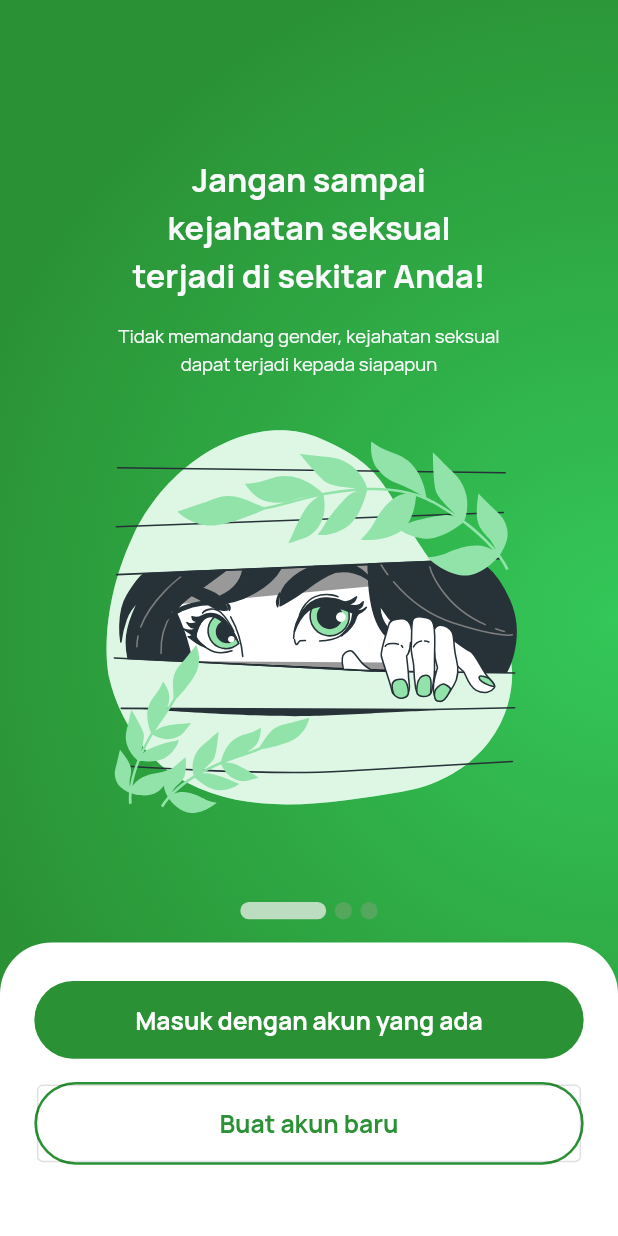
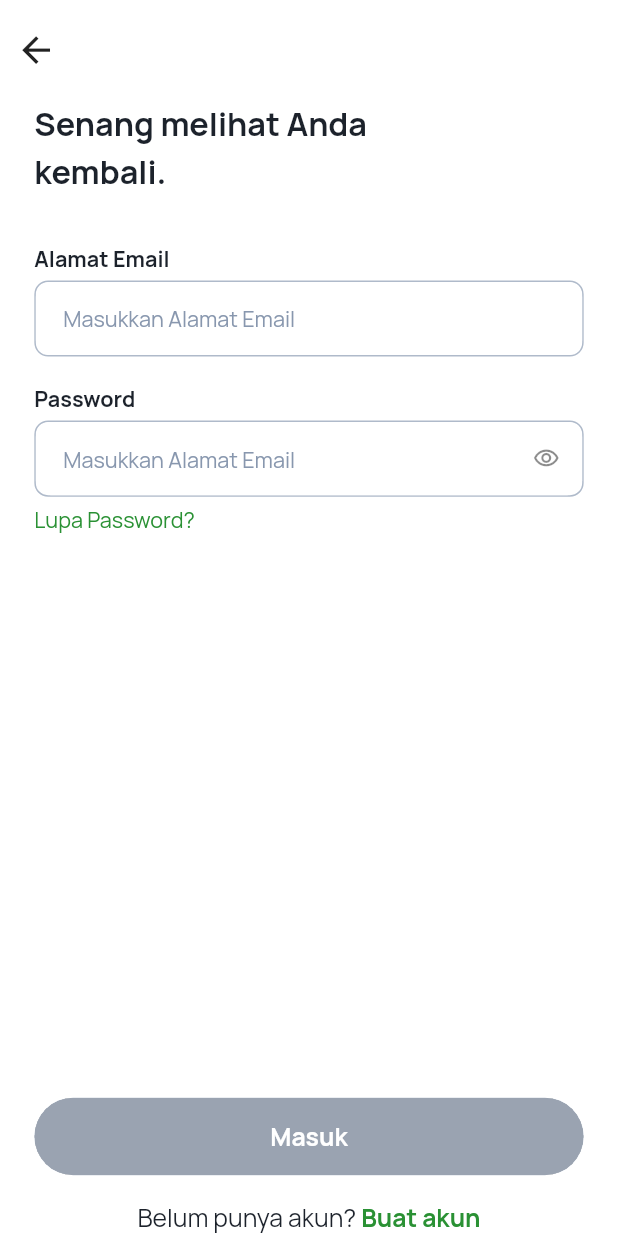
Before and after one commit to Penyihir-Berkah-Mage-ITS/mobile, a Flutter app: the screen it shows after launch, after a tap on "Masuk dengan akun yang ada", on a phone screen of 412 x 824 dp. Run offline on Flutter 3.47's test engine with Material 2 defaults, Android fonts, the phone set to English and light mode, and no system bars; our stand-ins replace flutter_dotenv, flutter_screenutil, flutter_svg, get.

Commit message:
login page slice

```diff
--- /dev/null
+++ b/lib/app/bindings/login_binding.dart
@@ -0,0 +1,9 @@
+import 'package:asa/app/controller/login_controller.dart';
+import 'package:get/get.dart';
+
+class LoginBinding implements Bindings {
+  @override
+  void dependencies() {
+    Get.lazyPut<LoginController>(() => LoginController());
+  }
+}
--- /dev/null
+++ b/lib/app/controller/login_controller.dart
@@ -0,0 +1,5 @@
+import 'package:get/get.dart';
+
+class LoginController extends GetxController {
+  static LoginController get i => Get.find<LoginController>();
+}
--- a/lib/app/presentation/partials/onboarding/bottom_navigator.dart
+++ b/lib/app/presentation/partials/onboarding/bottom_navigator.dart
@@ -1,5 +1,6 @@
 import 'package:asa/app/controller/onboarding_controller.dart';
 import 'package:asa/app/presentation/widget/app_button.dart';
+import 'package:asa/routes/app_route.dart';
 import 'package:asa/styles/color_constants.dart';
 import 'package:flutter/material.dart';
 import 'package:flutter_screenutil/flutter_screenutil.dart';
@@ -52,7 +53,9 @@ class BottomNavigator extends StatelessWidget {
               crossAxisAlignment: CrossAxisAlignment.stretch,
               children: [
                 AppButton(
-                  onPressed: () {},
+                  onPressed: () {
+                    Get.toNamed(AppRoute.login);
+                  },
                   text: 'Masuk dengan akun yang ada',
                 ),
                 SizedBox(height: 15.h),
--- /dev/null
+++ b/lib/app/presentation/view/login_page.dart
@@ -0,0 +1,79 @@
+import 'package:asa/app/controller/login_controller.dart';
+import 'package:asa/app/presentation/widget/app_button.dart';
+import 'package:asa/app/presentation/widget/app_header.dart';
+import 'package:asa/app/presentation/widget/app_input.dart';
+import 'package:asa/app/presentation/widget/scrollable_constraints.dart';
+import 'package:asa/styles/color_constants.dart';
+import 'package:asa/utils/text_styles.dart';
+import 'package:flutter/material.dart';
+import 'package:flutter_screenutil/flutter_screenutil.dart';
+import 'package:get/get.dart';
+
+class LoginPage extends GetView<LoginController> {
+  const LoginPage({super.key});
+
+  @override
+  Widget build(BuildContext context) {
+    return Scaffold(
+      appBar: AppHeader(title: ''),
+      body: SafeArea(
+        child: ScrollableConstraints(
+          child: Padding(
+            padding: EdgeInsets.symmetric(horizontal: 20.w),
+            child: Column(
+              crossAxisAlignment: CrossAxisAlignment.stretch,
+              children: [
+                Text(
+                  'Senang melihat Anda\nkembali.',
+                  style: h2BTextStyle(),
+                ),
+                SizedBox(height: 30.h),
+                AppInput(
+                  controller: TextEditingController(),
+                  placeholder: 'Masukkan Alamat Email',
+                  label: "Alamat Email",
+                ),
+                SizedBox(height: 16.h),
+                AppInput(
+                  controller: TextEditingController(),
+                  placeholder: 'Masukkan Alamat Email',
+                  label: "Password",
+                  obscureText: true,
+                ),
+                SizedBox(height: 4.h),
+                GestureDetector(
+                  child: Text(
+                    'Lupa Password?',
+                    style: body4BTextStyle(color: ColorConstants.primary[500]),
+                  ),
+                ),
+                SizedBox(height: 20.h),
+                Spacer(),
+                AppButton(onPressed: null, text: "Masuk"),
+                SizedBox(height: 15.h),
+                Row(
+                  mainAxisAlignment: MainAxisAlignment.center,
+                  children: [
+                    Text(
+                      'Belum punya akun? ',
+                      style: body3TextStyle(),
+                    ),
+                    GestureDetector(
+                      onTap: () {},
+                      child: Text(
+                        'Buat akun',
+                        style: body3BTextStyle(
+                          color: ColorConstants.primary[500],
+                        ),
+                      ),
+                    ),
+                  ],
+                ),
+              ],
+            ),
+          ),
+        ),
+      ),
+    );
+  }
+}
--- a/lib/app/presentation/widget/app_button.dart
+++ b/lib/app/presentation/widget/app_button.dart
@@ -65,9 +65,12 @@ class AppButton extends StatelessWidget {
 
     return Container(
       decoration: BoxDecoration(
-        color: ColorConstants.primary[500],
+        color: onPressed == null
+            ? ColorConstants.slate[300]
+            : ColorConstants.primary[500],
         borderRadius: BorderRadius.circular(30.w),
       ),
+      clipBehavior: Clip.hardEdge,
       child: ElevatedButton(
         onPressed: onPressed,
         style: ElevatedButton.styleFrom(
--- /dev/null
+++ b/lib/app/presentation/widget/app_input.dart
@@ -0,0 +1,288 @@
+import 'package:asa/styles/color_constants.dart';
+import 'package:asa/utils/text_styles.dart';
+import 'package:flutter/material.dart';
+import 'package:flutter_screenutil/flutter_screenutil.dart';
+
+class AppInput extends StatefulWidget {
+  final String? label;
+  final TextEditingController controller;
+  final String? Function(String?)? validator;
+  final String placeholder;
+  final void Function(String)? onChange;
+  final TextInputType? keyboardType;
+  final int maxLines;
+  final Widget? prefixIcon;
+  final Widget? prefix;
+  final bool obscureText;
+  final void Function()? ontap;
+  final bool readOnly;
+  final String? title;
+  final TextInputAction? textInputAction;
+  final Widget? suffixIcon;
+  final AutovalidateMode? autovalidateMode;
+
+  const AppInput({
+    super.key,
+    this.label,
+    this.suffixIcon,
+    this.title,
+    required this.controller,
+    this.placeholder = "",
+    this.onChange,
+    this.validator,
+    this.keyboardType = TextInputType.text,
+    this.maxLines = 1,
+    this.prefixIcon,
+    this.prefix,
+    this.obscureText = false,
+    this.ontap,
+    this.textInputAction,
+    this.readOnly = false,
+    this.autovalidateMode,
+  });
+
+  @override
+  State<AppInput> createState() => _AppInputState();
+}
+
+class _AppInputState extends State<AppInput> {
+  bool isFocused = false;
+  bool isEmpty = true;
+  bool isVisible = false;
+  bool isInit = true;
+  final FocusNode _focus = FocusNode();
+  GlobalKey inputKey = GlobalKey();
+
+  @override
+  void initState() {
+    super.initState();
+
+    widget.controller.addListener(() {
+      setState(() {
+        isInit = false;
+      });
+    });
+
+    setState(() {
+      isEmpty = widget.controller.text.isEmpty;
+    });
+
+    _focus.addListener(() {
+      setState(() {
+        isFocused = _focus.hasFocus ? true : false;
+      });
+    });
+    // print("assd ${widget.obscureText}");
+    setState(() {
+      isVisible = widget.obscureText;
+    });
+
+    if (widget.validator != null) {
+      validator = widget.validator!;
+    }
+  }
+
+  @override
+  void dispose() {
+    super.dispose();
+    widget.controller.dispose();
+    _focus.dispose();
+  }
+
+  @override
+  void reassemble() {
+    super.reassemble();
+    setState(() {
+      widget.controller.text =
+          widget.controller.text.isEmpty ? '' : widget.controller.text;
+      isFocused = false;
+      isEmpty = widget.controller.text.isEmpty;
+    });
+  }
+
+  late FormFieldValidator<String> validator;
+
+  @override
+  Widget build(BuildContext context) {
+    return FormField<String>(
+      autovalidateMode: widget.autovalidateMode,
+      enabled: true,
+      validator: (e) {
+        if (widget.validator == null) {
+          return null;
+        }
+        if (e != null) {
+          return widget.validator!(e);
+        }
+        return widget.validator!(widget.controller.text);
+      },
+      builder: (state) {
+        return Column(
+          crossAxisAlignment: CrossAxisAlignment.stretch,
+          mainAxisSize: MainAxisSize.min,
+          children: [
+            widget.label == null
+                ? Container()
+                : Text(
+                    widget.label!,
+                    style: h5BTextStyle(),
+                  ),
+            widget.label == null ? Container() : SizedBox(height: 4.h),
+            AnimatedContainer(
+              duration: Duration(milliseconds: 250),
+              curve: Curves.easeIn,
+              decoration: _renderBoxDecoration(state),
+              child: Stack(
+                children: [
+                  TextField(
+                    maxLines: widget.maxLines,
+                    readOnly: widget.readOnly,
+                    key: inputKey,
+                    focusNode: _focus,
+                    onChanged: (e) {
+                      if (widget.onChange != null) {
+                        widget.onChange!(e);
+                      }
+                      setState(() {
+                        isEmpty = e.isEmpty ? true : false;
+                      });
+                    },
+                    textInputAction: widget.textInputAction,
+                    obscureText: isVisible,
+                    keyboardType: widget.keyboardType,
+                    decoration: _renderInputDecoration(state),
+                    style: body4TextStyle(
+                      color: state.errorText != null
+                          ? Colors.red[400]
+                          : ColorConstants.slate[900],
+                    ),
+                    controller: widget.controller,
+                  ),
+                  // _renderLabel(state),
+                ],
+              ),
+            ),
+            SizedBox(
+              height: state.errorText != null ? 4.h : 0,
+            ),
+            state.errorText != null
+                ? Text(
+                    state.errorText ?? "",
+                    style: body5BTextStyle(
+                      color: Colors.red[400],
+                    ),
+                  )
+                : Container(),
+          ],
+        );
+      },
+    );
+  }
+
+  Widget renderLabel(FormFieldState<String> state) {
+    return widget.label != null
+        ? AnimatedPositioned(
+            top: isFocused || !isEmpty ? 9.h : 16.h,
+            left: 16.w,
+            duration: const Duration(milliseconds: 250),
+            curve: Curves.fastOutSlowIn,
+            child: IgnorePointer(
+              ignoring: true,
+              child: AnimatedDefaultTextStyle(
+                duration: Duration(milliseconds: 350),
+                style: TextStyle(
+                  color: state.errorText != null
+                      ? ColorConstants.error
+                      : ColorConstants.slate[900],
+                  fontSize: isFocused || !isEmpty ? 10.sp : 14.sp,
+                  fontWeight: FontWeight.w500,
+                ),
+                child: Text(
+                  widget.label!,
+                ),
+              ),
+            ),
+          )
+        : Container();
+  }
+
+  BoxDecoration _renderBoxDecoration(FormFieldState<String> state) {
+    return BoxDecoration(
+      borderRadius: BorderRadius.circular(8.w),
+      border: Border.all(
+        color: state.errorText != null
+            ? ColorConstants.error
+            : (isFocused
+                ? ColorConstants.primary[600]!
+                : ColorConstants.slate[300]!),
+      ),
+      boxShadow: state.errorText != null
+          ? (isFocused
+              ? [
+                  BoxShadow(
+                    color: Color.fromRGBO(0, 114, 54, 0.40),
+                    offset: Offset(0, 0),
+                    blurRadius: 4,
+                  ),
+                ]
+              : [
+                  BoxShadow(
+                    color: ColorConstants.error.withOpacity(0.4),
+                    offset: Offset(0, 0),
+                    blurRadius: 4,
+                  ),
+                ])
+          : (isFocused
+              ? [
+                  BoxShadow(
+                    color: Color.fromRGBO(0, 114, 54, 0.40),
+                    offset: Offset(0, 0),
+                    blurRadius: 4,
+                  ),
+                ]
+              : []),
+    );
+  }
+
+  InputDecoration _renderInputDecoration(FormFieldState<String> state) {
+    return InputDecoration(
+      hintStyle: body4BTextStyle(
+        color: state.errorText != null
+            ? ColorConstants.error
+            : ColorConstants.slate[400],
+      ),
+      suffixIcon: widget.obscureText
+          ? GestureDetector(
+              onTap: () {
+                setState(() {
+                  isVisible = !isVisible;
+                });
+              },
+              child: Icon(isVisible
+                  ? Icons.visibility_outlined
+                  : Icons.visibility_off_outlined),
+            )
+          : widget.suffixIcon,
+      fillColor: Colors.white,
+      filled: true,
+      isDense: true,
+      border: OutlineInputBorder(
+        borderRadius: BorderRadius.circular(10),
+        borderSide: BorderSide.none,
+      ),
+      hintText: widget.placeholder,
+      // hintText: widget.label == null
+      //     ? widget.placeholder
+      //     : (isFocused ? widget.placeholder : null),
+      contentPadding: EdgeInsets.only(
+        left: 16.w,
+        right: 16.w,
+        top: 13.h,
+        bottom: 13.h,
+        // top: (isFocused || !isEmpty) && widget.label != null ? 24.h : 13.h,
+        // bottom: (isFocused || !isEmpty) && widget.label != null ? 10.h : 13.h,
+      ),
+      isCollapsed: true,
+    );
+  }
+}
--- /dev/null
+++ b/lib/app/presentation/widget/scrollable_constraints.dart
@@ -0,0 +1,26 @@
+import 'package:flutter/material.dart';
+
+class ScrollableConstraints extends StatelessWidget {
+  final Widget child;
+  const ScrollableConstraints({
+    super.key,
+    required this.child,
+  });
+
+  @override
+  Widget build(BuildContext context) {
+    return LayoutBuilder(
+      builder: (context, constraints) {
+        return SingleChildScrollView(
+          child: ConstrainedBox(
+            constraints: BoxConstraints(
+              minWidth: constraints.maxWidth,
+              minHeight: constraints.maxHeight,
+            ),
+            child: IntrinsicHeight(child: child),
+          ),
+        );
+      },
+    );
+  }
+}
--- a/lib/routes/app_page.dart
+++ b/lib/routes/app_page.dart
@@ -1,4 +1,6 @@
+import 'package:asa/app/bindings/login_binding.dart';
 import 'package:asa/app/bindings/onboarding_bindings.dart';
+import 'package:asa/app/presentation/view/login_page.dart';
 import 'package:asa/app/presentation/view/onboarding_page.dart';
 import 'package:asa/app/presentation/view/splash_page.dart';
 import 'package:asa/routes/app_route.dart';
@@ -15,5 +17,10 @@ List<GetPage> appPage() {
       page: () => OnboardingPage(),
       binding: OnboardingBinding(),
     ),
+    GetPage(
+      name: AppRoute.login,
+      page: () => LoginPage(),
+      binding: LoginBinding(),
+    ),
   ];
 }
--- a/lib/styles/color_constants.dart
+++ b/lib/styles/color_constants.dart
@@ -35,6 +35,8 @@ class ColorConstants {
       radius: 1.1225,
     ),
   };
+
+  static Color error = Colors.red[400]!;
 }
 
 final ColorScheme appColorScheme = ColorScheme(
--- a/lib/utils/text_styles.dart
+++ b/lib/utils/text_styles.dart
@@ -308,7 +308,7 @@ TextStyle h5BTextStyle({
   return TextStyle(
     fontSize: size ?? 14.sp,
     color: color ?? ColorConstants.slate[900],
-    fontWeight: weight ?? FontWeight.w400,
+    fontWeight: weight ?? FontWeight.bold,
     fontFamily: fontFamily ?? 'Hauora',
     letterSpacing: letterSpacing,
     fontStyle: fontStyle,
@@ -500,7 +500,7 @@ TextStyle body3BTextStyle({
   return TextStyle(
     fontSize: size ?? 16.sp,
     color: color ?? ColorConstants.slate[900],
-    fontWeight: weight ?? FontWeight.w400,
+    fontWeight: weight ?? FontWeight.bold,
     fontFamily: fontFamily ?? 'Hauora',
     letterSpacing: letterSpacing,
     fontStyle: fontStyle,
```
